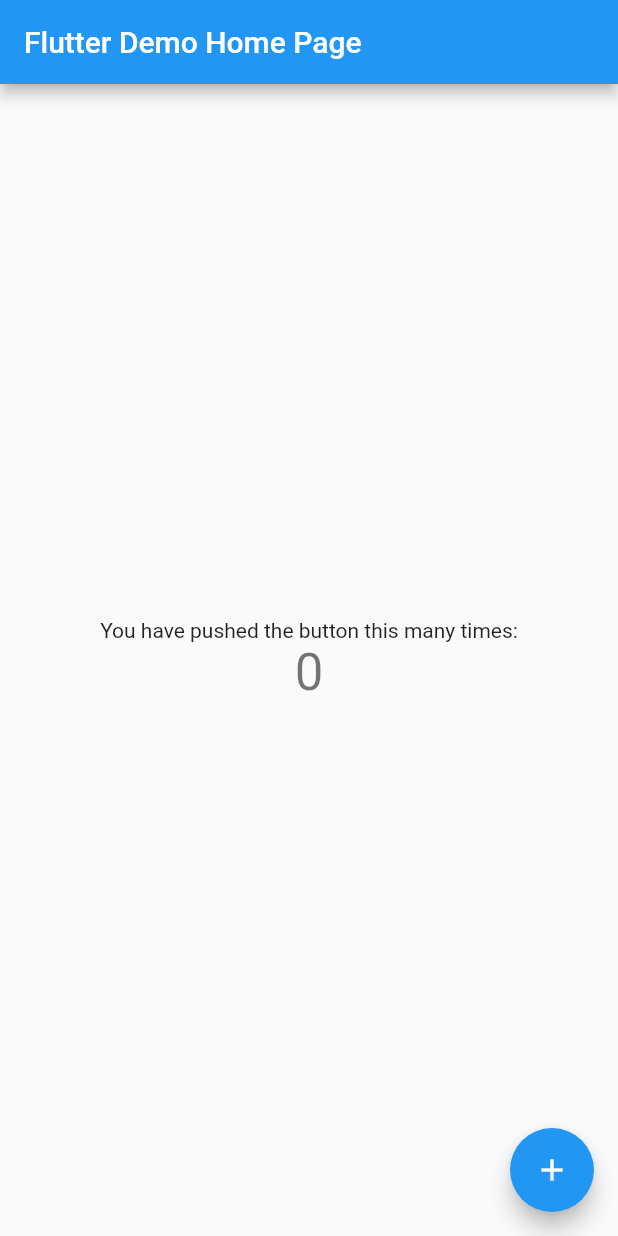
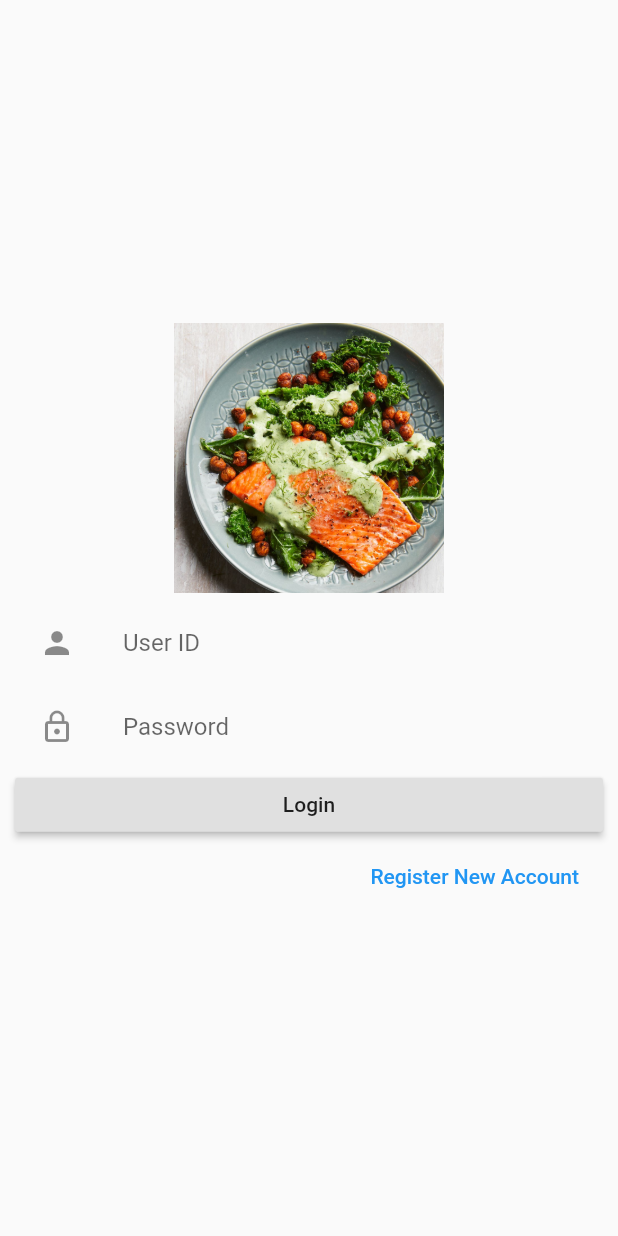
Before and after one commit to realkyr/mobilefinal2, a Flutter app: the screen it shows after launch, on a phone screen of 412 x 824 dp. Run offline on Flutter 3.47's test engine with Material 2 defaults, Android fonts, the phone set to English and light mode, and no system bars.

Commit message:
finish login

```diff
--- /dev/null
+++ b/lib/LoginForm.dart
@@ -0,0 +1,86 @@
+import 'package:flutter/material.dart';
+import './Register.dart';
+import './Home.dart';
+
+class LoginForm extends StatelessWidget {
+  final TextEditingController user = TextEditingController();
+  final TextEditingController password = TextEditingController();
+
+  void _login(BuildContext context) async {
+    if (user.text == '' || password.text == '') {
+      final snackBar = SnackBar(
+        content: Text('กรุณาระบุ Username or Password'),
+      );
+      Scaffold.of(context).showSnackBar(snackBar);
+    } else if (user.text == 'admin' && password.text == 'admin') {
+      Navigator.pushReplacement(
+          context, MaterialPageRoute(builder: (context) => Home()));
+    } else {
+      final snackBar = SnackBar(
+        content: Text('อีเมล์ไม่ถูกต้อง'),
+      );
+      Scaffold.of(context).showSnackBar(snackBar);
+    }
+  }
+
+  @override
+  Widget build(BuildContext context) {
+    return ListView(
+      shrinkWrap: true,
+      children: <Widget>[
+        Image.asset(
+          'assets/food.jpg',
+          height: 180,
+        ),
+        Container(
+            padding: EdgeInsets.fromLTRB(10, 5, 10, 0),
+            child: ListTile(
+              leading: Icon(Icons.person),
+              title: TextField(
+                decoration: InputDecoration(
+                  border: InputBorder.none,
+                  hintText: 'User ID',
+                ),
+                controller: user,
+              ),
+            )),
+        Container(
+            padding: EdgeInsets.symmetric(horizontal: 10.0),
+            child: ListTile(
+              leading: Icon(Icons.lock_outline),
+              title: TextField(
+                decoration: InputDecoration(
+                  border: InputBorder.none,
+                  hintText: 'Password',
+                ),
+                controller: password,
+                obscureText: true,
+              ),
+            )),
+        Container(
+          padding: EdgeInsets.symmetric(horizontal: 10.0),
+          child: ConstrainedBox(
+            constraints: const BoxConstraints(minWidth: double.infinity),
+            child: RaisedButton(
+              onPressed: () => this._login(context),
+              child: Text('Login'),
+            ),
+          ),
+        ),
+        Container(
+            padding: EdgeInsets.symmetric(horizontal: 10.0),
+            child: Align(
+              alignment: Alignment.centerRight,
+              child: FlatButton(
+                onPressed: () {
+                  Navigator.push(context,
+                      MaterialPageRoute(builder: (context) => RegisterPage()));
+                },
+                child: Text("Register New Account",
+                    style: TextStyle(color: Colors.blue)),
+              ),
+            ))
+      ],
+    );
+  }
+}
--- a/lib/main.dart
+++ b/lib/main.dart
@@ -1,4 +1,5 @@
 import 'package:flutter/material.dart';
+import './LoginForm.dart';
 
 void main() => runApp(MyApp());
 
@@ -6,106 +7,18 @@ class MyApp extends StatelessWidget {
   // This widget is the root of your application.
   @override
   Widget build(BuildContext context) {
-    return MaterialApp(
-      title: 'Flutter Demo',
-      theme: ThemeData(
-        // This is the theme of your application.
-        //
-        // Try running your application with "flutter run". You'll see the
-        // application has a blue toolbar. Then, without quitting the app, try
-        // changing the primarySwatch below to Colors.green and then invoke
-        // "hot reload" (press "r" in the console where you ran "flutter run",
-        // or simply save your changes to "hot reload" in a Flutter IDE).
-        // Notice that the counter didn't reset back to zero; the application
-        // is not restarted.
-        primarySwatch: Colors.blue,
+    return MaterialApp(title: 'Home', home: Login());
+  }
+}
+
+class Login extends StatelessWidget {
+
+  @override
+  Widget build(BuildContext context) {
+    return Scaffold(
+      body: Center(
+        child: LoginForm()
       ),
-      home: MyHomePage(title: 'Flutter Demo Home Page'),
     );
   }
 }
-
-class MyHomePage extends StatefulWidget {
-  MyHomePage({Key key, this.title}) : super(key: key);
-
-  // This widget is the home page of your application. It is stateful, meaning
-  // that it has a State object (defined below) that contains fields that affect
-  // how it looks.
-
-  // This class is the configuration for the state. It holds the values (in this
-  // case the title) provided by the parent (in this case the App widget) and
-  // used by the build method of the State. Fields in a Widget subclass are
-  // always marked "final".
-
-  final String title;
-
-  @override
-  _MyHomePageState createState() => _MyHomePageState();
-}
-
-class _MyHomePageState extends State<MyHomePage> {
-  int _counter = 0;
-
-  void _incrementCounter() {
-    setState(() {
-      // This call to setState tells the Flutter framework that something has
-      // changed in this State, which causes it to rerun the build method below
-      // so that the display can reflect the updated values. If we changed
-      // _counter without calling setState(), then the build method would not be
-      // called again, and so nothing would appear to happen.
-      _counter++;
-    });
-  }
-
-  @override
-  Widget build(BuildContext context) {
-    // This method is rerun every time setState is called, for instance as done
-    // by the _incrementCounter method above.
-    //
-    // The Flutter framework has been optimized to make rerunning build methods
-    // fast, so that you can just rebuild anything that needs updating rather
-    // than having to individually change instances of widgets.
-    return Scaffold(
-      appBar: AppBar(
-        // Here we take the value from the MyHomePage object that was created by
-        // the App.build method, and use it to set our appbar title.
-        title: Text(widget.title),
-      ),
-      body: Center(
-        // Center is a layout widget. It takes a single child and positions it
-        // in the middle of the parent.
-        child: Column(
-          // Column is also layout widget. It takes a list of children and
-          // arranges them vertically. By default, it sizes itself to fit its
-          // children horizontally, and tries to be as tall as its parent.
-          //
-          // Invoke "debug painting" (press "p" in the console, choose the
-          // "Toggle Debug Paint" action from the Flutter Inspector in Android
-          // Studio, or the "Toggle Debug Paint" command in Visual Studio Code)
-          // to see the wireframe for each widget.
-          //
-          // Column has various properties to control how it sizes itself and
-          // how it positions its children. Here we use mainAxisAlignment to
-          // center the children vertically; the main axis here is the vertical
-          // axis because Columns are vertical (the cross axis would be
-          // horizontal).
-          mainAxisAlignment: MainAxisAlignment.center,
-          children: <Widget>[
-            Text(
-              'You have pushed the button this many times:',
-            ),
-            Text(
-              '$_counter',
-              style: Theme.of(context).textTheme.display1,
-            ),
-          ],
-        ),
-      ),
-      floatingActionButton: FloatingActionButton(
-        onPressed: _incrementCounter,
-        tooltip: 'Increment',
-        child: Icon(Icons.add),
-      ), // This trailing comma makes auto-formatting nicer for build methods.
-    );
-  }
-}
--- a/pubspec.yaml
+++ b/pubspec.yaml
@@ -41,8 +41,8 @@ flutter:
   uses-material-design: true
 
   # To add assets to your application, add an assets section, like this:
-  # assets:
-  #  - images/a_dot_burr.jpeg
+  assets:
+    - assets/food.jpg
   #  - images/a_dot_ham.jpeg
 
   # An image asset can refer to one or more resolution-specific "variants", see
```
Also changed, not shown: lib/Home.dart (added, +79 -0 lines), lib/Register.dart (added, +154 -0 lines), assets/food.jpg (added), flutter_01.png (added).
